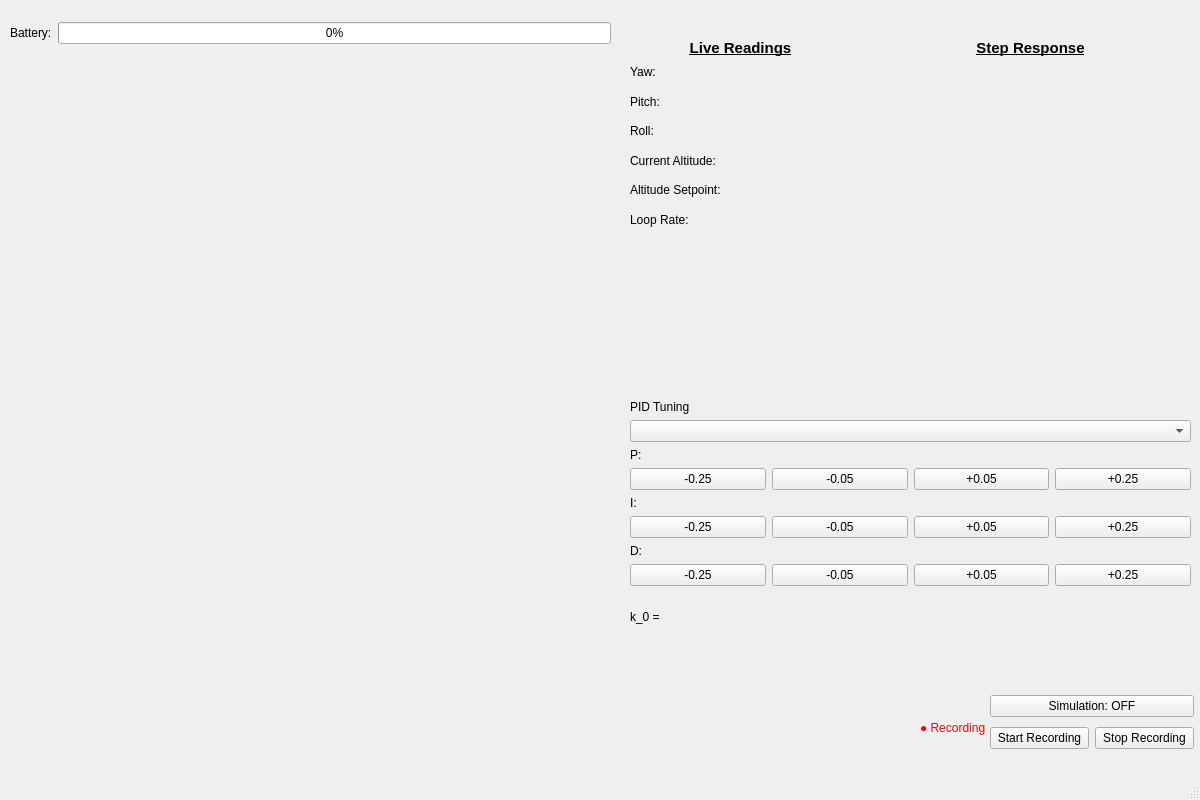
Before: the Qt Designer form GUI/ui/designer files/main_window.ui in Jone-the-creator/Digital_Twin_client, drawn with Qt 5.
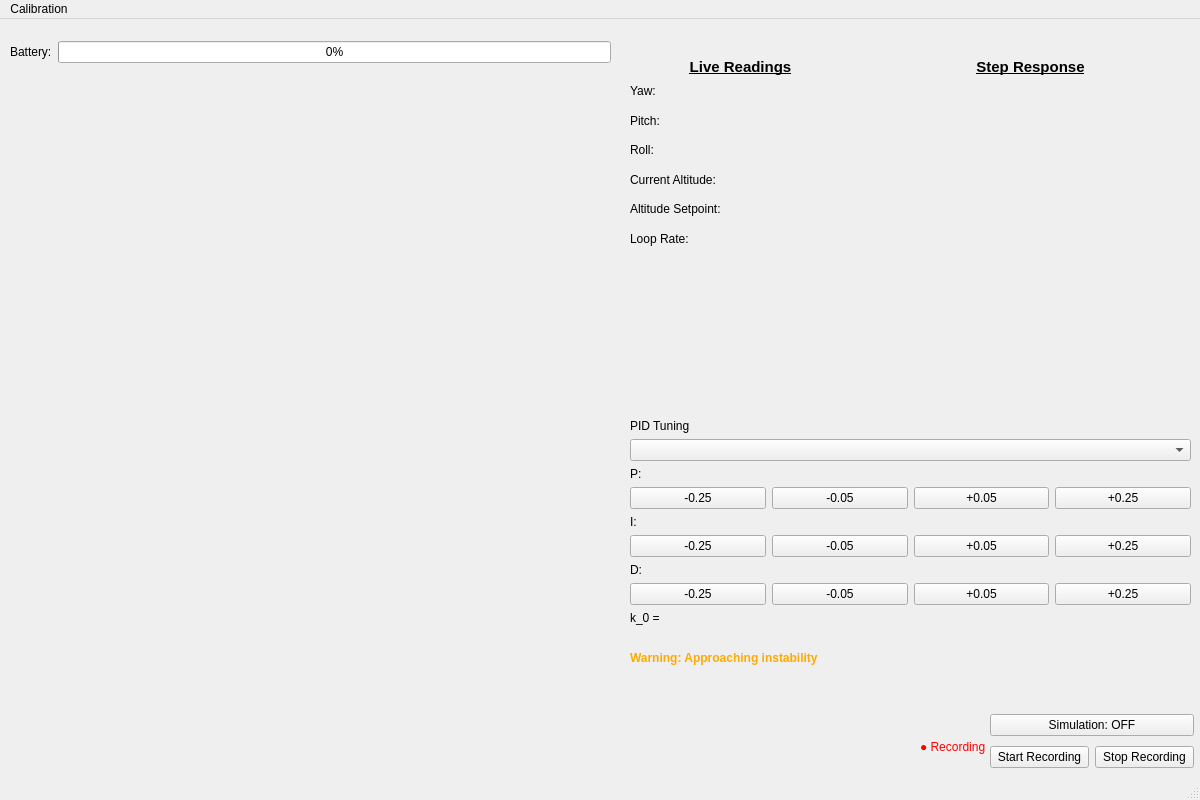
After: the same form once the commit is applied.

Commit message: save defaults through calibration window

```diff
--- a/GUI/ui/designer files/main_window.ui
+++ b/GUI/ui/designer files/main_window.ui
@@ -229,9 +229,11 @@
       <x>630</x>
       <y>400</y>
       <width>561</width>
-      <height>242</height>
+      <height>266</height>
      </rect>
     </property>
+    <layout class="QVBoxLayout" name="verticalLayout_5">
+     <item>
     <layout class="QVBoxLayout" name="verticalLayout_4">
      <item>
       <layout class="QVBoxLayout" name="verticalLayout_2">
@@ -372,8 +374,26 @@
       </widget>
      </item>
     </layout>
-   </widget>
-  </widget>
+     </item>
+     <item>
+      <widget class="QLabel" name="Warn_alarm">
+       <property name="font">
+        <font>
+         <bold>true</bold>
+        </font>
+       </property>
+       <property name="styleSheet">
+        <string notr="true">color: rgb(255, 170, 0);</string>
+       </property>
+       <property name="text">
+        <string>Warning: Approaching instability</string>
+       </property>
+      </widget>
+     </item>
+    </layout>
+   </widget>
+  </widget>
+  <widget class="QStatusBar" name="statusbar"/>
   <widget class="QMenuBar" name="menubar">
    <property name="geometry">
     <rect>
@@ -383,8 +403,13 @@
      <height>33</height>
     </rect>
    </property>
-  </widget>
-  <widget class="QStatusBar" name="statusbar"/>
+   <widget class="QMenu" name="menuCalibration">
+    <property name="title">
+     <string>Calibration</string>
+    </property>
+   </widget>
+   <addaction name="menuCalibration"/>
+  </widget>
  </widget>
  <resources/>
  <connections/>
```
Lines whose indentation alone changed are shown as unchanged. The commit also changes 7 other files.
